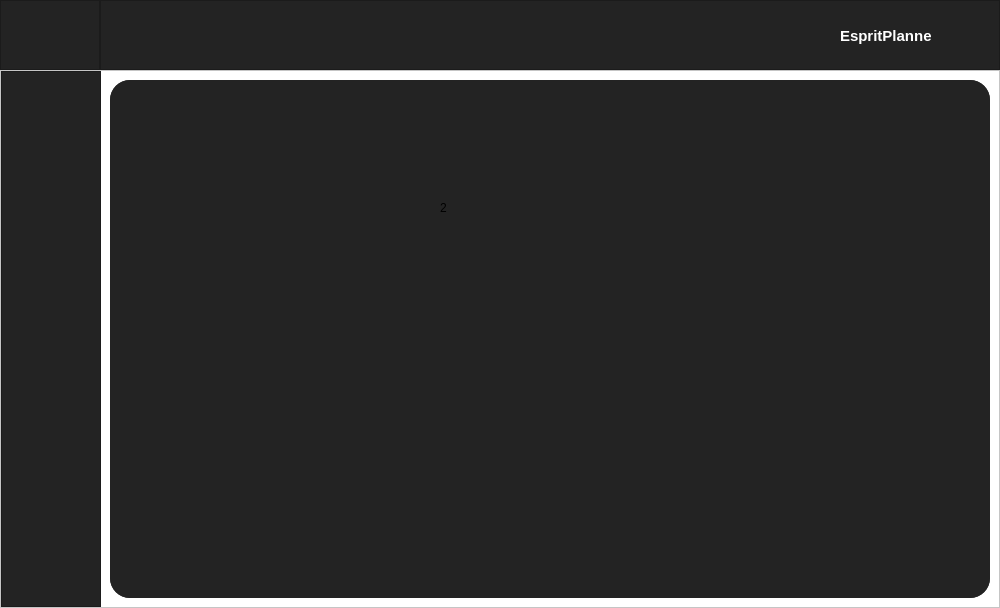
This is ui_main.ui in Cxuchy/Esprit-Planner-Administrator as Qt 5 draws it before an edit. The edited form follows.
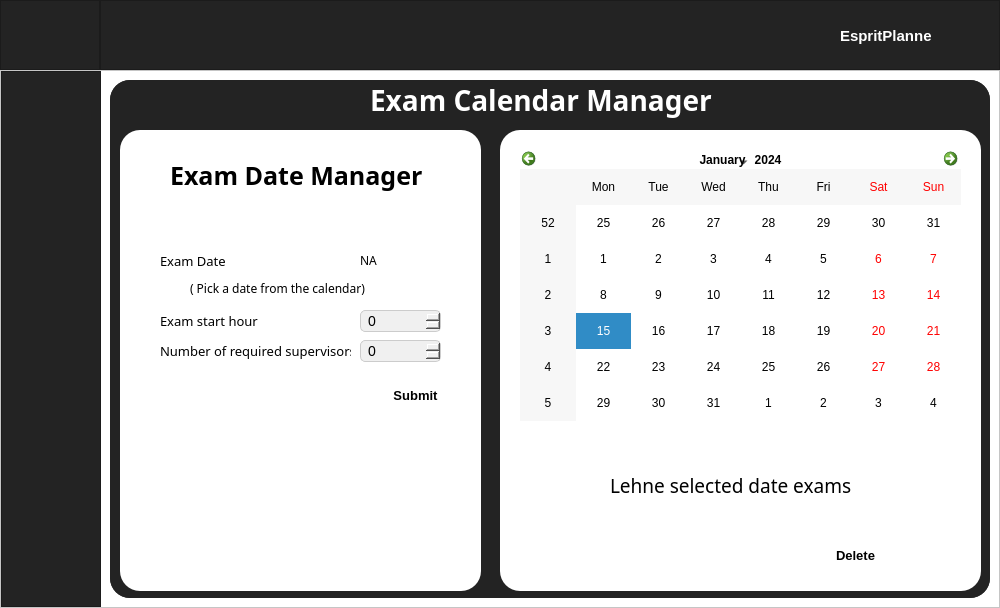
This is the edited form. The open tabs and pages were chosen to show the change. Icons and pictures are not drawn.

The edit to the form file:
```diff
--- a/ui_main.ui
+++ b/ui_main.ui
@@ -276,45 +276,6 @@
              <property name="bottomMargin">
               <number>0</number>
              </property>
-             <item>
-              <widget class="QPushButton" name="Btn_Menu_1">
-               <property name="minimumSize">
-                <size>
-                 <width>0</width>
-                 <height>80</height>
-                </size>
-               </property>
-               <property name="font">
-                <font>
-                 <pointsize>8</pointsize>
-                 <weight>75</weight>
-                 <bold>true</bold>
-                </font>
-               </property>
-               <property name="styleSheet">
-                <string notr="true">QPushButton 
-{
-color: rgb(255, 255, 255);
-background-color: rgb(35, 35, 35);
-border : 0px solid;
-}
-
-QPushButton:hover 
-{
-background-color: #de5758;
-}
-</string>
-               </property>
-               <property name="text">
-                <string/>
-               </property>
-               <property name="icon">
-                <iconset>
-                 <normalon>design/icons/plus.png</normalon>
-                </iconset>
-               </property>
-              </widget>
-             </item>
              <item>
               <widget class="QPushButton" name="Btn_Menu_2">
                <property name="minimumSize">
@@ -354,6 +315,45 @@
                </property>
               </widget>
              </item>
+             <item>
+              <widget class="QPushButton" name="Btn_Menu_1">
+               <property name="minimumSize">
+                <size>
+                 <width>0</width>
+                 <height>80</height>
+                </size>
+               </property>
+               <property name="font">
+                <font>
+                 <pointsize>8</pointsize>
+                 <weight>75</weight>
+                 <bold>true</bold>
+                </font>
+               </property>
+               <property name="styleSheet">
+                <string notr="true">QPushButton 
+{
+color: rgb(255, 255, 255);
+background-color: rgb(35, 35, 35);
+border : 0px solid;
+}
+
+QPushButton:hover 
+{
+background-color: #de5758;
+}
+</string>
+               </property>
+               <property name="text">
+                <string/>
+               </property>
+               <property name="icon">
+                <iconset>
+                 <normalon>design/icons/plus.png</normalon>
+                </iconset>
+               </property>
+              </widget>
+             </item>
              <item>
               <widget class="QPushButton" name="Btn_Menu_3">
                <property name="minimumSize">
@@ -524,8 +524,8 @@
               </property>
               <property name="font">
                <font>
-                <family>Sitka Banner</family>
-                <pointsize>25</pointsize>
+                <family>Sitka Text</family>
+                <pointsize>21</pointsize>
                 <weight>75</weight>
                 <bold>true</bold>
                </font>
@@ -553,22 +553,22 @@
               <widget class="QLabel" name="label_6">
                <property name="geometry">
                 <rect>
-                 <x>120</x>
+                 <x>50</x>
                  <y>20</y>
-                 <width>121</width>
+                 <width>261</width>
                  <height>51</height>
                 </rect>
                </property>
                <property name="font">
                 <font>
-                 <family>Sitka Display</family>
+                 <family>Sitka Text</family>
                  <pointsize>19</pointsize>
                  <weight>75</weight>
                  <bold>true</bold>
                 </font>
                </property>
                <property name="text">
-                <string>Add Exam </string>
+                <string>Exam Date Manager</string>
                </property>
               </widget>
               <widget class="QLabel" name="label_7">
@@ -582,6 +582,7 @@
                </property>
                <property name="font">
                 <font>
+                 <family>Sitka Text</family>
                  <pointsize>10</pointsize>
                 </font>
                </property>
@@ -600,6 +601,7 @@
                </property>
                <property name="font">
                 <font>
+                 <family>Sitka Text</family>
                  <pointsize>10</pointsize>
                 </font>
                </property>
@@ -618,6 +620,7 @@
                </property>
                <property name="font">
                 <font>
+                 <family>Sitka Text</family>
                  <pointsize>10</pointsize>
                 </font>
                </property>
@@ -682,6 +685,11 @@
                  <height>21</height>
                 </rect>
                </property>
+               <property name="font">
+                <font>
+                 <family>Sitka Text</family>
+                </font>
+               </property>
                <property name="text">
                 <string>NA</string>
                </property>
@@ -732,6 +740,7 @@
                </property>
                <property name="font">
                 <font>
+                 <family>Sitka Text</family>
                  <pointsize>9</pointsize>
                 </font>
                </property>
@@ -757,11 +766,15 @@
                <property name="geometry">
                 <rect>
                  <x>20</x>
-                 <y>0</y>
+                 <y>20</y>
                  <width>441</width>
                  <height>271</height>
                 </rect>
                </property>
+               <property name="styleSheet">
+                <string notr="true">color:black;
+border-radius:20px;</string>
+               </property>
               </widget>
               <widget class="QWidget" name="widget_5" native="true">
                <property name="geometry">
@@ -824,6 +837,27 @@
                  <string/>
                 </property>
                </widget>
+               <widget class="QLabel" name="label_11">
+                <property name="geometry">
+                 <rect>
+                  <x>50</x>
+                  <y>30</y>
+                  <width>261</width>
+                  <height>51</height>
+                 </rect>
+                </property>
+                <property name="font">
+                 <font>
+                  <family>Sitka Text</family>
+                  <pointsize>14</pointsize>
+                  <weight>50</weight>
+                  <bold>false</bold>
+                 </font>
+                </property>
+                <property name="text">
+                 <string>Lehne selected date exams</string>
+                </property>
+               </widget>
               </widget>
              </widget>
             </widget>
@@ -838,7 +872,7 @@
                </rect>
               </property>
               <property name="text">
-               <string>2</string>
+               <string>1</string>
               </property>
              </widget>
             </widget>
```
Left out of the diff: 6 changed lines with no effect on the pictures.
